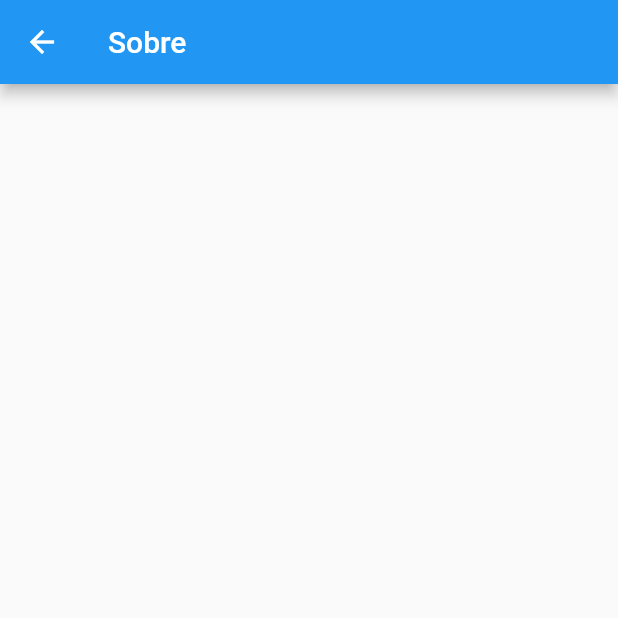
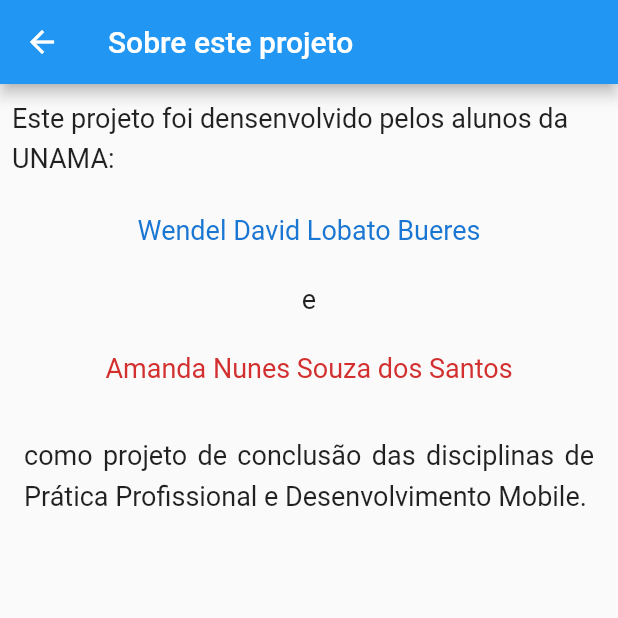
Before and after one commit to WendelBueres/Info-Gastos-PA, a Flutter app: the Sobre screen opened directly, on a phone screen of 412 x 824 dp, the top half of it. Run offline on Flutter 3.47's test engine with Material 2 defaults, Android fonts, the phone set to English and light mode, and no system bars; our stand-ins replace flare_flutter, splashscreen.

Commit message:
19/05/2021
Add: modo escuro;
Add: seção "Sobre"

```diff
--- /dev/null
+++ b/lib/app_controler.dart
@@ -0,0 +1,11 @@
+import 'package:flutter/material.dart';
+
+class AppController extends ChangeNotifier {
+  static AppController instance = AppController();
+
+  bool isDarkTheme = true;
+  changeTheme() {
+    isDarkTheme = !isDarkTheme;
+    notifyListeners();
+  }
+}
--- a/lib/sobre.dart
+++ b/lib/sobre.dart
@@ -4,9 +4,45 @@ class Sobre extends StatelessWidget {
   @override
   Widget build(BuildContext context) {
     return Scaffold(
-      appBar: AppBar(
-        title: Text("Sobre"),
-      ),
-    );
+        appBar: AppBar(
+          title: Text("Sobre este projeto"),
+        ),
+        body: Padding(
+            padding: const EdgeInsets.all(8.0),
+            child: Column(
+                crossAxisAlignment: CrossAxisAlignment.start,
+                children: <Widget>[
+                  Center(
+                      child: Text(
+                          "Este projeto foi densenvolvido pelos alunos da UNAMA:",
+                          style: TextStyle(fontSize: 18, height: 1.5))),
+                  Padding(
+                    padding: const EdgeInsets.all(25.0),
+                    child: Center(
+                        child: Text("Wendel David Lobato Bueres",
+                            style: TextStyle(
+                                fontSize: 18, color: Colors.blue[700]))),
+                  ),
+                  Center(child: Text("e", style: TextStyle(fontSize: 18))),
+                  Padding(
+                    padding: const EdgeInsets.all(25.0),
+                    child: Center(
+                        child: Text("Amanda Nunes Souza dos Santos",
+                            style: TextStyle(
+                              fontSize: 18,
+                              color: Colors.red[700],
+                            ))),
+                  ),
+                  Padding(
+                    padding: const EdgeInsets.all(8.0),
+                    child: Center(
+                      child: Text(
+                        "como projeto de conclusão das disciplinas de Prática Profissional e Desenvolvimento Mobile.",
+                        style: TextStyle(fontSize: 18, height: 1.5),
+                        textAlign: TextAlign.justify,
+                      ),
+                    ),
+                  ),
+                ])));
   }
 }
--- a/lib/splashscreen.dart
+++ b/lib/splashscreen.dart
@@ -3,21 +3,12 @@ import 'package:splashscreen/splashscreen.dart';
 import 'package:flare_flutter/flare_actor.dart';
 import 'bar.dart';
 
-class SplashScreenPage extends StatefulWidget {
+class SplashScreenWidget extends StatefulWidget {
   @override
-  _SplashScreenPageState createState() => _SplashScreenPageState();
+  _SplashScreenWidgetState createState() => _SplashScreenWidgetState();
 }
 
-class _SplashScreenPageState extends State<SplashScreenPage> {
-  @override
-  Widget build(BuildContext context) {
-    return MaterialApp(
-      home: SplashScreenWidget(),
-    );
-  }
-}
-
-class SplashScreenWidget extends StatelessWidget {
+class _SplashScreenWidgetState extends State<SplashScreenWidget> {
   @override
   Widget build(BuildContext context) {
     return Stack(
--- a/pubspec.yaml
+++ b/pubspec.yaml
@@ -28,7 +28,8 @@ dependencies:
   flutter_modular: ^3.2.1
   slidy: ^3.2.1+1
   mobx: ^2.0.1
-
+  auto_orientation: ^2.0.2
+  provider:
 
 
 
```
Also changed, not shown: lib/app_widget.dart (+15 -5 lines), lib/config.dart (+14 -9 lines), lib/main.dart (+12 -3 lines), pubspec.lock, 1 other file.
